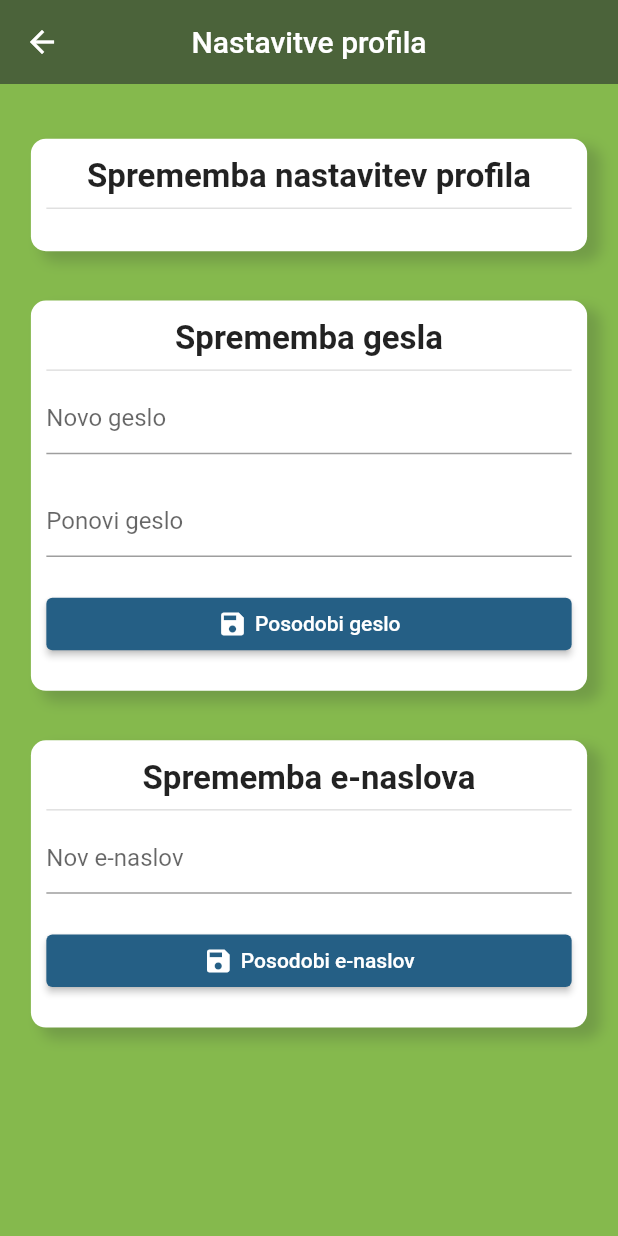
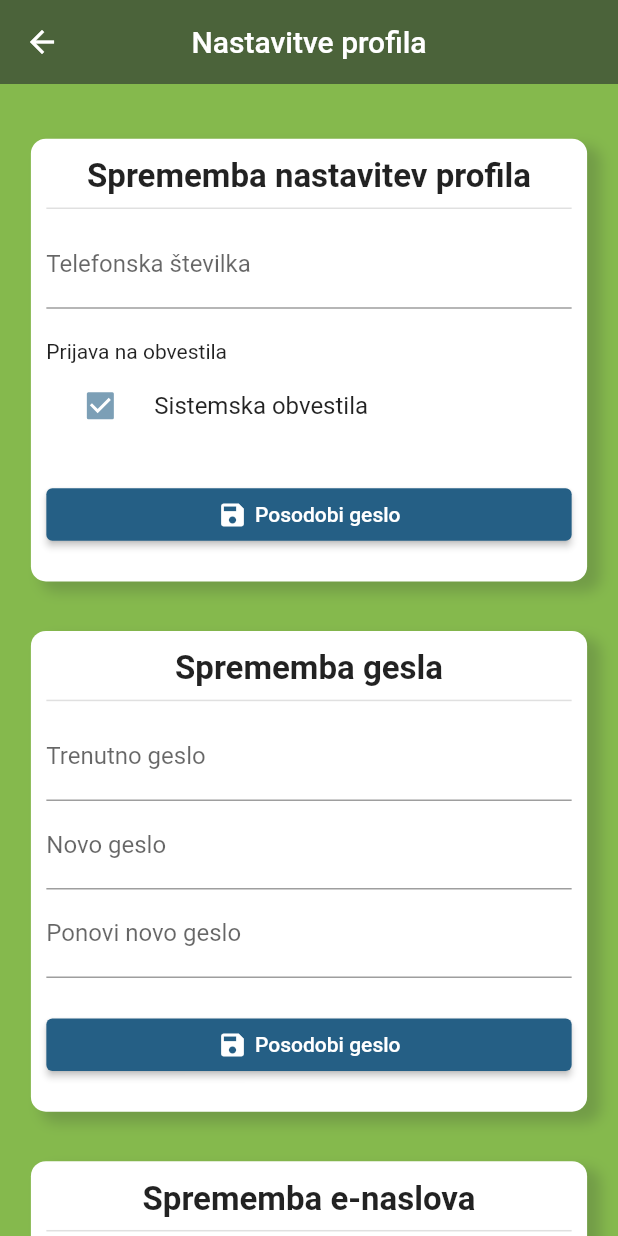
Before and after one commit to mojStudent/MojStudent, a Flutter app: the ProfileScreen screen opened by its route, on a phone screen of 412 x 824 dp. Run offline on Flutter 3.47's test engine with Material 2 defaults, Android fonts, the phone set to English and light mode, and no system bars; our stand-ins replace bloc, charts_flutter, dio, flutter_bloc, flutter_html, flutter_svg and 2 more; accounts and stored records are empty; network calls fail.

Commit message:
email and password changing added

```diff
--- /dev/null
+++ b/lib/data/auth/models/profile/change_email_model.dart
@@ -0,0 +1,18 @@
+class ChangeEmailModel {
+  String email;
+  String password;
+
+  ChangeEmailModel(this.email, this.password);
+
+  void clear() {
+    email = "";
+    password = "";
+  }
+
+  Map<String, dynamic> toJson() {
+    final _data = <String, dynamic>{};
+    _data['email'] = email;
+    _data['password'] = password;
+    return _data;
+  }
+}
--- /dev/null
+++ b/lib/data/auth/models/profile/change_password_model.dart
@@ -0,0 +1,21 @@
+class ChangePasswordModel {
+  String current;
+  String newPass;
+  String repeat;
+
+  ChangePasswordModel(this.current, this.newPass, this.repeat);
+
+  void clear() {
+    current = "";
+    newPass = "";
+    repeat = "";
+  }
+
+  Map<String, dynamic> toJson() {
+    final _data = <String, dynamic>{};
+    _data['current'] = current;
+    _data['new'] = newPass;
+    _data['repeat'] = repeat;
+    return _data;
+  }
+}
--- a/lib/screens/damages/damages_screen.dart
+++ b/lib/screens/damages/damages_screen.dart
@@ -6,7 +6,7 @@ import 'package:moj_student/constants/colors.dart';
 import 'package:moj_student/data/auth/auth_repository.dart';
 import 'package:moj_student/data/damage-record/damage_record_model.dart';
 import 'package:moj_student/screens/loading/loading_screen.dart';
-import 'package:moj_student/screens/widgets/donwload_in_progress_widget.dart';
+import 'package:moj_student/screens/widgets/modal.dart';
 import 'package:moj_student/screens/widgets/not_supported.dart';
 import 'package:moj_student/services/damage-record/damage_record_bloc.dart';
 import 'package:moj_student/services/files/file_downloader.dart';
@@ -134,7 +134,7 @@ class DamagesScreen extends StatelessWidget {
                   onTap: () async {
                     final url = "https://student.sd-lj.si${record.url}";
                     final bearer = "Bearer " + AuthRepository().token!;
-                    DownloadInProgress.show(context);
+                    BottomModal.showFileDownloading(context);
                     await FileDownloader.openFileFromUrl(
                         url: url,
                         filename: record.filename,
--- a/lib/screens/notifications/views/notification_detail_view.dart
+++ b/lib/screens/notifications/views/notification_detail_view.dart
@@ -6,8 +6,7 @@ import 'package:moj_student/constants/colors.dart';
 import 'package:moj_student/data/auth/auth_repository.dart';
 import 'package:moj_student/data/notifications/attachment_model.dart';
 import 'package:moj_student/data/notifications/notification_repo.dart';
-import 'package:moj_student/screens/widgets/box_widget.dart';
-import 'package:moj_student/screens/widgets/donwload_in_progress_widget.dart';
+import 'package:moj_student/screens/widgets/modal.dart';
 import 'package:moj_student/services/files/file_downloader.dart';
 import 'package:moj_student/services/notification/notification_bloc.dart';
 import 'package:moj_student/services/notification/notification_events.dart';
@@ -185,7 +184,7 @@ class NotificationDetailView extends StatelessWidget {
     var url = 'https://student.sd-lj.si/api/attachment/${attachment.path}';
 
     try {
-      DownloadInProgress.show(context);
+      BottomModal.showFileDownloading(context);
       await FileDownloader.openFileFromUrl(
           url: url, bearer: bearer, getFilenameFromHeader: true);
       Navigator.pop(context);
--- /dev/null
+++ b/lib/screens/profile/profile_change_email.dart
@@ -0,0 +1,85 @@
+import 'package:flutter/material.dart';
+import 'package:moj_student/data/auth/models/profile/change_email_model.dart';
+import 'package:moj_student/data/auth/profile_repository.dart';
+import 'package:moj_student/screens/widgets/box_widget.dart';
+import 'package:moj_student/screens/widgets/modal.dart';
+import 'package:moj_student/screens/widgets/save_button_widget.dart';
+import 'package:moj_student/services/validators/email_validator.dart';
+
+class ProfileChangeEmailView extends StatefulWidget {
+  const ProfileChangeEmailView({Key? key}) : super(key: key);
+
+  @override
+  _ProfileChangeEmailViewState createState() => _ProfileChangeEmailViewState();
+}
+
+class _ProfileChangeEmailViewState extends State<ProfileChangeEmailView> {
+  final _mailForm = GlobalKey<FormState>();
+  final _emailFormModel = ChangeEmailModel("", "");
+
+  @override
+  Widget build(BuildContext context) {
+    return BoxWidget(
+      title: "Sprememba e-naslova",
+      cardBody: Form(
+        key: _mailForm,
+        child: Column(
+          children: [
+            TextFormField(
+              obscureText: false,
+              decoration: InputDecoration(label: Text("Nov e-naslov")),
+              validator: (value) => EmailValidator.validate(value ?? "")
+                  ? null
+                  : "Podani email ni pravilne oblike",
+              onChanged: (value) => _emailFormModel.email = value,
+            ),
+            TextFormField(
+              obscureText: true,
+              decoration: InputDecoration(label: Text("Trenutno geslo")),
+              validator: (value) =>
+                  (value?.length ?? 0) >= 3 ? null : "Geslo mora biti vnešeno",
+              onChanged: (value) => _emailFormModel.password = value,
+            ),
+            SizedBox(
+              height: MediaQuery.of(context).size.height * 0.025,
+            ),
+            SaveButton(
+              text: "Posodobi e-naslov",
+              icon: Icons.save,
+              onClick: _onSave,
+            ),
+          ],
+        ),
+      ),
+    );
+  }
+
+  Future<void> _onSave() async {
+    if (!(_mailForm.currentState?.validate() ?? true)) {
+      return;
+    }
+
+    FocusScope.of(context).unfocus();
+    final profileRepo = ProfileRepository();
+    BottomModal.showLoadingModal(context);
+
+    try {
+      await profileRepo.mailChange(_emailFormModel);
+      Navigator.pop(context);
+      BottomModal.showBottomModal(
+        context,
+        "Email je bil uspešno posodobljen",
+        bodyText: "Na vnešen epoštni naslov ste prejeli nadaljna navodila.",
+      );
+      setState(() => _mailForm.currentState?.reset());
+    } catch (e) {
+      Navigator.pop(context);
+      BottomModal.showBottomModal(
+        context,
+        "Prišlo je do napake",
+        bodyText: "Poskusite ponovno kasneje",
+        icon: Icons.error_outline,
+      );
+    }
+  }
+}
--- /dev/null
+++ b/lib/screens/profile/profile_change_password.dart
@@ -0,0 +1,100 @@
+import 'package:flutter/material.dart';
+import 'package:moj_student/data/auth/models/profile/change_password_model.dart';
+import 'package:moj_student/data/auth/profile_repository.dart';
+import 'package:moj_student/screens/widgets/box_widget.dart';
+import 'package:moj_student/screens/widgets/modal.dart';
+import 'package:moj_student/screens/widgets/save_button_widget.dart';
+import 'package:moj_student/services/validators/minimal_len_validator.dart';
+import 'package:moj_student/services/validators/same_text_validator.dart';
+
+class ProfileChangePasswordView extends StatefulWidget {
+  const ProfileChangePasswordView({Key? key}) : super(key: key);
+
+  @override
+  _ProfileChangePasswordViewState createState() =>
+      _ProfileChangePasswordViewState();
+}
+
+class _ProfileChangePasswordViewState extends State<ProfileChangePasswordView> {
+  final _passwordForm = GlobalKey<FormState>();
+  final _passwordModel = ChangePasswordModel("", "", "");
+
+  @override
+  Widget build(BuildContext context) {
+    return BoxWidget(
+      title: "Sprememba gesla",
+      cardBody: Form(
+        key: _passwordForm,
+        child: Column(
+          children: [
+            TextFormField(
+              obscureText: true,
+              decoration: InputDecoration(label: Text("Trenutno geslo")),
+              validator: (value) =>
+                  MinimalLengthValidator.validate(value ?? '', 3)
+                      ? null
+                      : "Geslo mora biti dolgo vsaj tri znake",
+              onChanged: (value) => _passwordModel.current = value,
+            ),
+            TextFormField(
+              obscureText: true,
+              decoration: InputDecoration(label: Text("Novo geslo")),
+              validator: (value) =>
+                  MinimalLengthValidator.validate(value ?? '', 3)
+                      ? null
+                      : "Geslo mora biti dolgo vsaj tri znake",
+              onChanged: (value) => _passwordModel.newPass = value,
+            ),
+            TextFormField(
+              obscureText: true,
+              decoration: InputDecoration(label: Text("Ponovi novo geslo")),
+              validator: (value) => SameTextValidator.validate(
+                      _passwordModel.newPass, value ?? "")
+                  ? !SameTextValidator.validate(
+                          _passwordModel.current, value ?? "")
+                      ? null
+                      : "Novo geslo ne more biti enako staremu"
+                  : "Novi gesli se ne ujemata",
+              onChanged: (value) => _passwordModel.repeat = value,
+            ),
+            SizedBox(
+              height: MediaQuery.of(context).size.height * 0.025,
+            ),
+            SaveButton(
+              text: "Posodobi geslo",
+              onClick: _onSubmit,
+            ),
+          ],
+        ),
+      ),
+    );
+  }
+
+  Future<void> _onSubmit() async {
+    if (!(_passwordForm.currentState?.validate() ?? true)) {
+      return;
+    }
+
+    FocusScope.of(context).unfocus();
+    final profileRepo = ProfileRepository();
+    BottomModal.showLoadingModal(context);
+
+    try {
+      await profileRepo.passwordChange(_passwordModel);
+      Navigator.pop(context);
+      BottomModal.showBottomModal(
+        context,
+        "Geslo je bilo uspešno posodobljeno",
+      );
+      setState(() => _passwordForm.currentState?.reset());
+    } catch (e) {
+      Navigator.pop(context);
+      BottomModal.showBottomModal(
+        context,
+        "Prišlo je do napake",
+        bodyText: "Poskusite ponovno kasneje",
+        icon: Icons.error_outline,
+      );
+    }
+  }
+}
--- a/lib/screens/profile/profile_screen.dart
+++ b/lib/screens/profile/profile_screen.dart
@@ -2,7 +2,13 @@ import 'package:flutter/material.dart';
 import 'package:moj_student/constants/colors.dart';
 import 'package:moj_student/data/auth/auth_repository.dart';
 import 'package:moj_student/data/auth/models/auth/user_model.dart';
+import 'package:moj_student/data/auth/models/profile/change_email_model.dart';
+import 'package:moj_student/data/auth/profile_repository.dart';
+import 'package:moj_student/screens/loading/loading_screen.dart';
+import 'package:moj_student/screens/profile/profile_change_email.dart';
+import 'package:moj_student/screens/profile/profile_change_password.dart';
 import 'package:moj_student/screens/widgets/box_widget.dart';
+import 'package:moj_student/screens/widgets/modal.dart';
 
 class ProfileScreen extends StatefulWidget {
   const ProfileScreen({Key? key}) : super(key: key);
@@ -12,8 +18,6 @@ class ProfileScreen extends StatefulWidget {
 }
 
 class _ProfileScreenState extends State<ProfileScreen> {
-  final _passwordForm = GlobalKey<FormState>();
-  final _mailForm = GlobalKey<FormState>();
   final _profileForm = GlobalKey<FormState>();
 
   UserModel? user;
@@ -42,65 +46,9 @@ class _ProfileScreenState extends State<ProfileScreen> {
       body: CustomScrollView(
         slivers: [
           SliverPadding(padding: EdgeInsets.only(top: 20)),
-          SliverToBoxAdapter(
-            child: BoxWidget(
-              title: "Sprememba nastavitev profila",
-              cardBody: Container(),
-            ),
-          ),
-          SliverToBoxAdapter(
-            child: BoxWidget(
-              title: "Sprememba gesla",
-              cardBody: Form(
-                key: _passwordForm,
-                child: Column(
-                  children: [
-                    TextFormField(
-                      obscureText: true,
-                      decoration: InputDecoration(hintText: "Novo geslo"),
-                      validator: (value) => null,
-                      onChanged: (value) => null,
-                    ),
-                    SizedBox(
-                      height: MediaQuery.of(context).size.height * 0.025,
-                    ),
-                    TextFormField(
-                      obscureText: true,
-                      decoration: InputDecoration(hintText: "Ponovi geslo"),
-                      validator: (value) => null,
-                      onChanged: (value) => null,
-                    ),
-                    SizedBox(
-                      height: MediaQuery.of(context).size.height * 0.025,
-                    ),
-                    _saveButton("Posodobi geslo", Icons.save),
-                  ],
-                ),
-              ),
-            ),
-          ),
-          SliverToBoxAdapter(
-            child: BoxWidget(
-              title: "Sprememba e-naslova",
-              cardBody: Form(
-                key: _mailForm,
-                child: Column(
-                  children: [
-                    TextFormField(
-                      obscureText: false,
-                      decoration: InputDecoration(hintText: "Nov e-naslov"),
-                      validator: (value) => null,
-                      onChanged: (value) => null,
-                    ),
-                    SizedBox(
-                      height: MediaQuery.of(context).size.height * 0.025,
-                    ),
-                    _saveButton("Posodobi e-naslov", Icons.save),
-                  ],
-                ),
-              ),
-            ),
-          ),
+          SliverToBoxAdapter(child: _profileChangeForm()),
+          SliverToBoxAdapter(child: ProfileChangePasswordView()),
+          SliverToBoxAdapter(child: ProfileChangeEmailView()),
           SliverPadding(padding: EdgeInsets.only(top: 20)),
         ],
       ),
@@ -128,7 +76,39 @@ class _ProfileScreenState extends State<ProfileScreen> {
           ],
         ),
         style: ElevatedButton.styleFrom(minimumSize: Size(double.infinity, 35)),
-      onPressed: disabled ? null : (() => onClick)
+        onPressed: disabled && onClick != null ? null : (() => onClick!()));
+  }
+
+  Widget _profileChangeForm() {
+    return BoxWidget(
+      title: "Sprememba nastavitev profila",
+      cardBody: Form(
+        key: _profileForm,
+        child: Column(
+          crossAxisAlignment: CrossAxisAlignment.start,
+          children: [
+            TextFormField(
+              decoration: InputDecoration(label: Text("Telefonska številka")),
+              validator: (value) => null,
+              onChanged: (value) => null,
+            ),
+            SizedBox(
+              height: MediaQuery.of(context).size.height * 0.025,
+            ),
+            Text("Prijava na obvestila"),
+            CheckboxListTile(
+              title: Text("Sistemska obvestila"),
+              value: true,
+              onChanged: (value) => null,
+              controlAffinity: ListTileControlAffinity.leading,
+            ),
+            SizedBox(
+              height: MediaQuery.of(context).size.height * 0.025,
+            ),
+            _saveButton("Posodobi geslo", Icons.save),
+          ],
+        ),
+      ),
     );
   }
 }
--- /dev/null
+++ b/lib/screens/widgets/save_button_widget.dart
@@ -0,0 +1,34 @@
+import 'package:flutter/material.dart';
+
+class SaveButton extends StatelessWidget {
+  final Function onClick;
+  final IconData icon;
+  final String text;
+
+  const SaveButton(
+      {Key? key,
+      required this.onClick,
+      this.icon = Icons.save,
+      this.text = "Shrani"})
+      : super(key: key);
+
+  @override
+  Widget build(BuildContext context) {
+    return ElevatedButton(
+        child: Row(
+          mainAxisAlignment: MainAxisAlignment.center,
+          children: [
+            Icon(
+              icon,
+              size: 20,
+            ),
+            SizedBox(
+              width: 5,
+            ),
+            Text(text),
+          ],
+        ),
+        style: ElevatedButton.styleFrom(minimumSize: Size(double.infinity, 35)),
+        onPressed: () => onClick());
+  }
+}
--- /dev/null
+++ b/lib/services/validators/email_validator.dart
@@ -0,0 +1,5 @@
+class EmailValidator {
+  static bool validate(String value) => RegExp(
+          r"^[a-zA-Z0-9.a-zA-Z0-9.!#$%&'*+-/=?^_`{|}~]+@[a-zA-Z0-9-]+\.[a-zA-Z]+")
+      .hasMatch(value);
+}
--- /dev/null
+++ b/lib/services/validators/minimal_len_validator.dart
@@ -0,0 +1,3 @@
+class MinimalLengthValidator {
+  static bool validate(String value, int minLen) => value.length >= minLen;
+}
--- /dev/null
+++ b/lib/services/validators/same_text_validator.dart
@@ -0,0 +1,3 @@
+class SameTextValidator {
+  static bool validate(String value1, String value2) => value1 == value2;
+}
```
Also changed, not shown: lib/data/auth/profile_repository.dart (added, +84 -0 lines), lib/screens/initial_loading/initial_loading.dart (+12 -9 lines), lib/screens/widgets/donwload_in_progress_widget.dart (deleted, +0 -48 lines), lib/screens/widgets/modal.dart (added, +157 -0 lines). Lines whose indentation alone changed are shown as unchanged.
